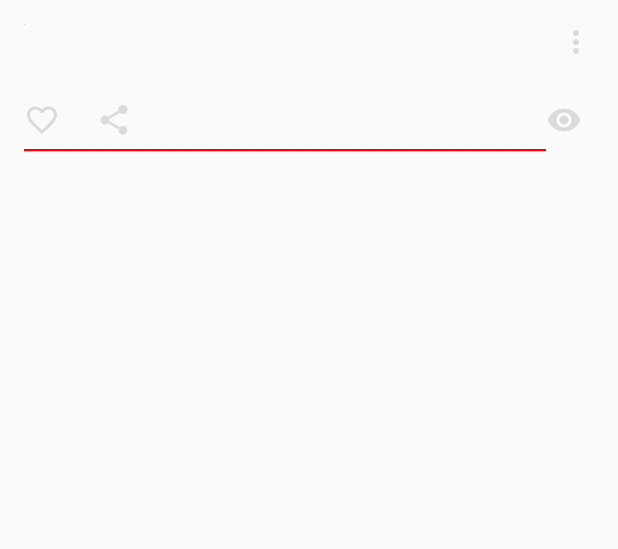
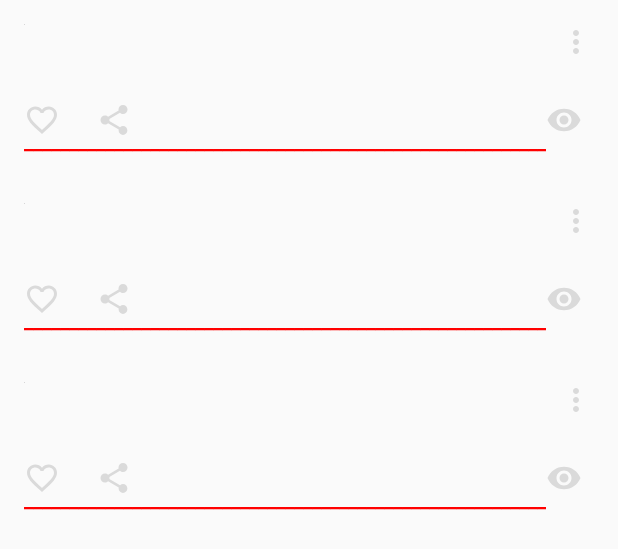
Before and after one commit to nicys/NMedia-, an Android app: the layout activity_main.xml on its own in the app's theme, with its tools: preview values and no code run, on a phone screen of 412 x 824 dp. Shown: the top 549 px of the screen. Run offline under Robolectric (Android 15) with nearby library versions, the phone set to English and light mode, and no system bars.

Commit message:
Created activity_main.xml

```diff
--- a/app/src/main/res/layout/activity_main.xml
+++ b/app/src/main/res/layout/activity_main.xml
@@ -1,155 +1,15 @@
 <?xml version="1.0" encoding="utf-8"?>
-<androidx.constraintlayout.widget.ConstraintLayout xmlns:android="http://schemas.android.com/apk/res/android"
+<FrameLayout xmlns:android="http://schemas.android.com/apk/res/android"
     xmlns:app="http://schemas.android.com/apk/res-auto"
     xmlns:tools="http://schemas.android.com/tools"
     android:layout_width="match_parent"
     android:layout_height="match_parent"
-    android:contentDescription="@string/avatar_name"
-    android:padding="16dp"
-    tools:context=".MainActivity">
+    tools:context="MainActivity">
 
-    <ImageView
-        android:id="@+id/avatar"
-        android:layout_width="wrap_content"
-        android:layout_height="wrap_content"
-        android:contentDescription="@string/avatar_name"
-        app:layout_constraintStart_toStartOf="parent"
-        app:layout_constraintTop_toTopOf="parent"
-        tools:srcCompat="@sample/posts_avatars" />
-
-    <TextView
-        android:id="@+id/author"
-        android:layout_width="wrap_content"
-        android:layout_height="wrap_content"
-        android:layout_marginStart="8dp"
-        android:ellipsize="end"
-        android:singleLine="true"
-        android:textColor="@color/purple_700"
-        android:textSize="12sp"
-        android:textStyle="bold"
-        app:layout_constraintBottom_toTopOf="@+id/published"
-        app:layout_constraintStart_toEndOf="@+id/avatar"
-        app:layout_constraintTop_toTopOf="@+id/avatar"
-        tools:text="@sample/posts.json/data/author" />
-
-    <TextView
-        android:id="@+id/published"
-        android:layout_width="wrap_content"
-        android:layout_height="wrap_content"
-        android:layout_marginStart="8dp"
-        android:textSize="12sp"
-        app:layout_constraintBottom_toBottomOf="@+id/avatar"
-        app:layout_constraintStart_toEndOf="@+id/avatar"
-        app:layout_constraintTop_toBottomOf="@+id/author"
-        tools:text="@sample/posts.json/data/published" />
-
-    <ImageView
-        android:id="@+id/more_vert"
-        android:layout_width="wrap_content"
-        android:layout_height="wrap_content"
-        android:contentDescription="@string/more_vert_name"
-        app:layout_constraintEnd_toEndOf="parent"
-        app:layout_constraintTop_toTopOf="parent"
-        app:srcCompat="@drawable/ic_baseline_more_vert_24" />
-
-    <androidx.constraintlayout.widget.Barrier
-        android:id="@+id/barrier_1"
-        android:layout_width="wrap_content"
-        android:layout_height="wrap_content"
-        app:barrierDirection="bottom"
-        app:constraint_referenced_ids="avatar" />
-
-    <TextView
-        android:id="@+id/content"
-        android:layout_width="wrap_content"
-        android:layout_height="wrap_content"
-        android:layout_marginTop="16dp"
-        android:autoLink="web"
-        android:lineSpacingMultiplier="2"
-        android:linksClickable="true"
-        android:textColor="@color/black"
-        app:layout_constraintStart_toStartOf="parent"
-        app:layout_constraintTop_toBottomOf="@+id/avatar"
-        tools:text="@sample/posts.json/data/content" />
-
-    <androidx.constraintlayout.widget.Barrier
-        android:id="@+id/barrier_2"
-        android:layout_width="wrap_content"
-        android:layout_height="wrap_content"
-        app:barrierDirection="bottom"
-        app:constraint_referenced_ids="content" />
-
-    <ImageView
-        android:id="@+id/like"
-        android:layout_width="wrap_content"
-        android:layout_height="wrap_content"
-        android:layout_marginTop="16dp"
-        android:contentDescription="@string/liked"
-        app:layout_constraintStart_toStartOf="parent"
-        app:layout_constraintTop_toBottomOf="@+id/content"
-        app:srcCompat="@drawable/ic_no_liked_24" />
-
-    <TextView
-        android:id="@+id/likes"
-        android:layout_width="wrap_content"
-        android:layout_height="wrap_content"
-        android:layout_marginStart="8dp"
-        android:layout_marginTop="16dp"
-        app:layout_constraintStart_toEndOf="@+id/like"
-        app:layout_constraintTop_toBottomOf="@+id/content"
-        tools:text="@sample/posts.json/data/likes" />
-
-    <ImageView
-        android:id="@+id/share"
-        android:layout_width="wrap_content"
-        android:layout_height="wrap_content"
-        android:layout_marginStart="16dp"
-        android:layout_marginTop="16dp"
-        android:contentDescription="@string/send"
-        app:layout_constraintStart_toEndOf="@+id/likes"
-        app:layout_constraintTop_toBottomOf="@+id/content"
-        app:srcCompat="@drawable/ic_share_24" />
-
-    <TextView
-        android:id="@+id/shares"
-        android:layout_width="wrap_content"
-        android:layout_height="wrap_content"
-        android:layout_marginStart="8dp"
-        android:layout_marginTop="16dp"
-        app:layout_constraintStart_toEndOf="@+id/share"
-        app:layout_constraintTop_toBottomOf="@+id/content"
-        tools:text="@sample/posts.json/data/send" />
-
-    <TextView
-        android:id="@+id/views"
-        android:layout_width="wrap_content"
-        android:layout_height="wrap_content"
-        android:layout_marginTop="16dp"
-        app:layout_constraintEnd_toEndOf="parent"
-        app:layout_constraintTop_toBottomOf="@+id/content"
-        tools:text="@sample/posts.json/data/viewed" />
-
-    <ImageView
-        android:id="@+id/view"
-        android:layout_width="wrap_content"
-        android:layout_height="wrap_content"
-        android:layout_marginTop="16dp"
-        android:layout_marginEnd="8dp"
-        android:contentDescription="@string/viewed"
-        app:layout_constraintEnd_toStartOf="@+id/views"
-        app:layout_constraintTop_toBottomOf="@+id/content"
-        app:srcCompat="@drawable/ic_viwed_24" />
-
-    <TextView
-        android:id="@+id/line"
-        android:layout_width="wrap_content"
-        android:layout_height="wrap_content"
-        android:layout_marginTop="32dp"
-        android:singleLine="true"
-        android:text="@string/line"
-        android:textColor="@color/red"
-        android:textStyle="bold"
-        app:layout_constraintStart_toStartOf="parent"
-        app:layout_constraintTop_toBottomOf="@+id/content" />
-
-</androidx.constraintlayout.widget.ConstraintLayout>
+    <androidx.recyclerview.widget.RecyclerView
+        android:id="@+id/list"
+        android:layout_width="match_parent"
+        android:layout_height="match_parent"
+        app:layoutManager="androidx.recyclerview.widget.LinearLayoutManager"
+        tools:listitem="@layout/card_post" />
+</FrameLayout>
```
